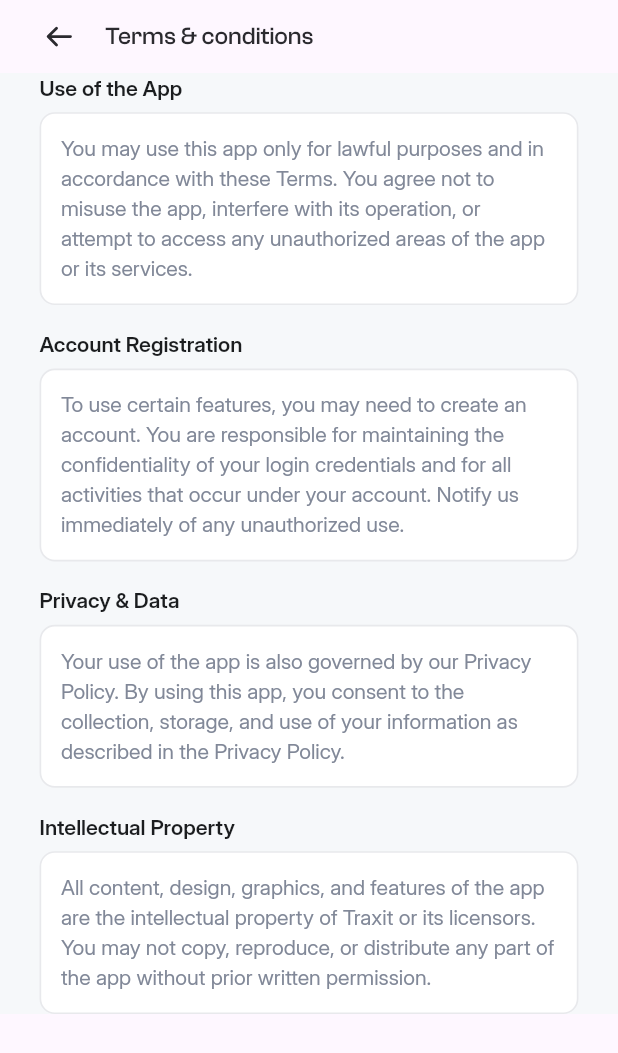
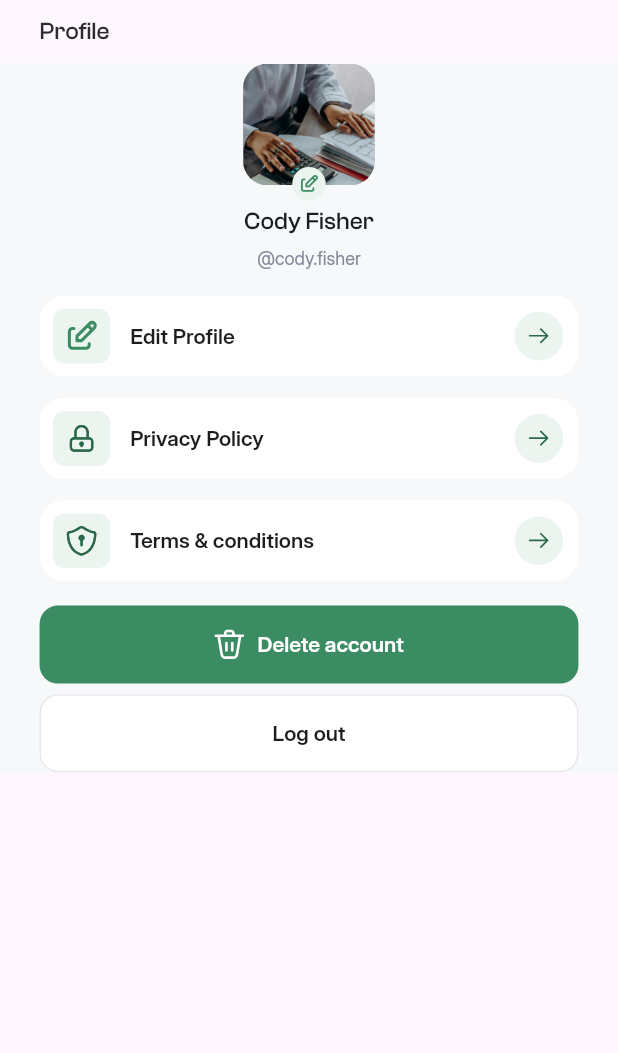
Before and after one commit to aleezasgit/traxit_widget, a Flutter app: the screen it shows after launch, on a phone screen of 412 x 824 dp. Shown: the top 1053 px of the screen. Run offline on Flutter 3.47's test engine with Material 3 defaults, Android fonts, the light colour scheme and no system bars; our stand-ins replace flutter_screenutil, flutter_svg; missing offline and left inert: navigation_history_observer.

Commit message:
feat:"profile_screen"

```diff
--- /dev/null
+++ b/traxit/lib/Profile_screen/profile.dart
@@ -0,0 +1,220 @@
+import 'package:flutter/material.dart';
+import 'package:flutter_screenutil/flutter_screenutil.dart';
+import 'package:flutter_svg/flutter_svg.dart';
+import 'package:traxit/app_bar/app_bar.dart';
+import 'package:traxit/configs/configs.dart';
+import 'package:traxit/screens/widget/arrow.dart';
+
+class ProfileScreen extends StatelessWidget {
+  const ProfileScreen({super.key});
+
+  @override
+  Widget build(BuildContext context) {
+    App.init(context);
+
+    return Scaffold(
+      appBar: const CustomAppBar(
+        type: AppBarType.textOnlyLeft,
+        title: 'Profile',
+      ),
+      body: SingleChildScrollView(
+        child: Container(
+          padding: Space.hf(24),
+          color: AppTheme.c.background.main,
+          child: Column(
+            children: [
+
+              /// ================= PROFILE IMAGE =================
+              Stack(
+                clipBehavior: Clip.none,
+                alignment: Alignment.center,
+                children: [
+                  ClipRRect(
+                    borderRadius: BorderRadius.circular(16.r),
+                    child: Image.asset(
+                      'assets/pngs/OB_2.png',
+                      width: 80.w,
+                      height: 80.h,
+                      fit: BoxFit.cover,
+                    ),
+                  ),
+
+                  /// Floating Edit Icon (Centered Bottom)
+                  Positioned(
+                    bottom: -10.h,
+                    child: Container(
+                      height: 22.h,
+                      width: 22.w,
+                      decoration: BoxDecoration(
+                        shape: BoxShape.circle,
+                        color: AppTheme.c.primary.shade100,
+
+
+                      ),
+                      child: Center(
+                        child: SvgPicture.asset(
+                          'assets/svgs/tabler_edit.svg',
+                          width: 14.w,
+                          height: 14.h,
+                          colorFilter: ColorFilter.mode(
+                            AppTheme.c.primary.main!,
+                            BlendMode.srcIn,
+                          ),
+                        ),
+                      ),
+                    ),
+                  ),
+                ],
+              ),
+
+              Space.yf(12),
+
+              Text(
+                "Cody Fisher",
+                style: AppText.h5bm,
+              ),
+
+              Space.yf(5),
+
+              Text(
+                "@cody.fisher",
+                style: AppText.b2?.w(4).cl(AppTheme.c.text.main!),
+              ),
+
+              Space.yf(16),
+
+              /// ================= MENU ITEMS =================
+
+              _menuTile(
+                iconPath: 'assets/svgs/tabler_edit.svg',
+                title: 'Edit Profile',
+                onTap: () {},
+              ),
+
+              Space.yf(14),
+
+              _menuTile(
+                iconPath: 'assets/svgs/locked-02.svg',
+                title: 'Privacy Policy',
+                onTap: () {},
+              ),
+
+              Space.yf(14),
+
+              _menuTile(
+                iconPath: 'assets/svgs/shield-key-hole.svg',
+                title: 'Terms & conditions',
+                onTap: () {},
+              ),
+
+              Space.yf(16),
+
+              /// ================= DELETE ACCOUNT BUTTON =================
+              GestureDetector(
+                onTap: () {},
+                child: Container(
+                  padding: Space.vf(14),
+                  height: 52,
+                  width: double.infinity,
+                  decoration: BoxDecoration(
+                    color: AppTheme.c.primary.main,
+                    borderRadius: BorderRadius.circular(12.r),
+                  ),
+                  child: Row(
+                    mainAxisAlignment: MainAxisAlignment.center,
+                    children: [
+                      SvgPicture.asset(
+                        'assets/svgs/Vector.svg',
+                        width: 20,
+                        height: 20,
+                        colorFilter: ColorFilter.mode(
+                          AppTheme.c.white!,
+                          BlendMode.srcIn,
+                        ),
+                      ),
+                      Space.xf(8),
+                      Text(
+                        "Delete account",
+                        style: AppText.b1b?.w(7).cl(AppTheme.c.white!),
+                      ),
+                    ],
+                  ),
+                ),
+              ),
+
+              Space.yf(7),
+
+              /// ================= LOG OUT BUTTON =================
+              GestureDetector(
+                onTap: () {},
+                child: Container(
+                  padding: Space.vf(15),
+                  height: 52,
+                  width: double.infinity,
+                  decoration: BoxDecoration(
+                    color: AppTheme.c.white,
+                    borderRadius: BorderRadius.circular(12.r),
+                    border: Border.all(
+                      color: AppTheme.c.lightGrey.main!,
+                    ),
+                  ),
+                  child: Center(
+                    child: Text(
+                      "Log out",
+                      style: AppText.b1bm?.w(6),
+                    ),
+                  ),
+                ),
+              ),
+            ],
+          ),
+        ),
+      ),
+    );
+  }
+
+  /// ================= MENU TILE WIDGET =================
+  Widget _menuTile({
+    required String iconPath,
+    required String title,
+    required VoidCallback onTap,
+  }) {
+    return GestureDetector(
+      onTap: onTap,
+      child: Container(
+        padding: Space.all(8),
+        decoration: BoxDecoration(
+          color: AppTheme.c.white,
+          borderRadius: BorderRadius.circular(16.r),
+        ),
+        child: Row(
+          children: [
+            Container(
+              padding: Space.all(5.5),
+              decoration: BoxDecoration(
+                color: AppTheme.c.primary.shade100,
+                borderRadius: BorderRadius.circular(8.r),
+              ),
+              child: SvgPicture.asset(
+                iconPath,
+                width: 24.w,
+                height: 24.h,
+              ),
+            ),
+
+            Space.xf(12),
+
+            Expanded(
+              child: Text(
+                title,
+                style: AppText.b1bm?.w(6),
+              ),
+            ),
+
+            Arrow()
+          ],
+        ),
+      ),
+    );
+  }
+}
--- a/traxit/lib/main.dart
+++ b/traxit/lib/main.dart
@@ -1,4 +1,5 @@
 import 'package:flutter/material.dart';
+import 'package:traxit/Profile_screen/profile.dart';
 import 'package:traxit/screens/policy.dart';
 import 'package:traxit/screens/pract.dart';
 import 'package:traxit/screens/terms_condition.dart';
@@ -33,7 +34,7 @@ class MyApp extends StatelessWidget {
         // tested with just a hot reload.
         colorScheme: .fromSeed(seedColor: Colors.deepPurple),
       ),
-      home: TermsConditionsScreen(),
+      home: ProfileScreen(),
     );
   }
 }
```
Also changed, not shown: traxit/assets/svgs/Vector.svg (added), traxit/assets/svgs/locked-02.svg (added), traxit/assets/svgs/shield-key-hole.svg (added), traxit/assets/svgs/tabler_edit.svg (added).
